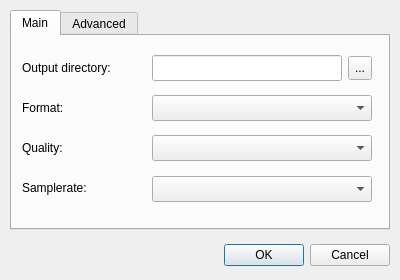
Above: src/settingsdialog.ui from Bleuzen/FFaudioConverter before the change. Below: the same form after it.
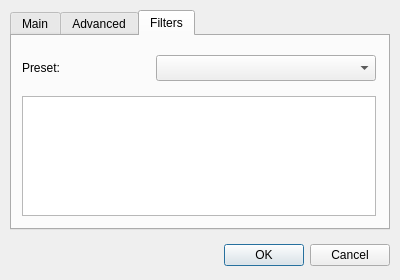
That is the form after the change. The open tabs and pages were chosen to show the change.

Commit message: added Filter tab to settings

```diff
--- a/src/settingsdialog.ui
+++ b/src/settingsdialog.ui
@@ -50,7 +50,7 @@
       <rect>
        <x>10</x>
        <y>20</y>
-       <width>120</width>
+       <width>130</width>
        <height>24</height>
       </rect>
      </property>
@@ -61,7 +61,7 @@
     <widget class="QLineEdit" name="lineEdit_OutputDirectory">
      <property name="geometry">
       <rect>
-       <x>140</x>
+       <x>144</x>
        <y>19</y>
        <width>190</width>
        <height>26</height>
@@ -73,7 +73,7 @@
       <rect>
        <x>10</x>
        <y>60</y>
-       <width>120</width>
+       <width>130</width>
        <height>24</height>
       </rect>
      </property>
@@ -84,7 +84,7 @@
     <widget class="QComboBox" name="comboBox_OutputFormat">
      <property name="geometry">
       <rect>
-       <x>140</x>
+       <x>144</x>
        <y>59</y>
        <width>220</width>
        <height>26</height>
@@ -96,7 +96,7 @@
       <rect>
        <x>10</x>
        <y>100</y>
-       <width>120</width>
+       <width>130</width>
        <height>24</height>
       </rect>
      </property>
@@ -107,7 +107,7 @@
     <widget class="QComboBox" name="comboBox_Quality">
      <property name="geometry">
       <rect>
-       <x>140</x>
+       <x>144</x>
        <y>99</y>
        <width>220</width>
        <height>26</height>
@@ -117,7 +117,7 @@
     <widget class="QComboBox" name="comboBox_OutputSamplerate">
      <property name="geometry">
       <rect>
-       <x>140</x>
+       <x>144</x>
        <y>140</y>
        <width>220</width>
        <height>26</height>
@@ -127,7 +127,7 @@
     <widget class="QToolButton" name="toolButton_SelectOutputDirectory">
      <property name="geometry">
       <rect>
-       <x>336</x>
+       <x>340</x>
        <y>20</y>
        <width>24</width>
        <height>24</height>
@@ -142,7 +142,7 @@
       <rect>
        <x>10</x>
        <y>140</y>
-       <width>120</width>
+       <width>130</width>
        <height>24</height>
       </rect>
      </property>
@@ -241,6 +241,44 @@
      </property>
     </widget>
    </widget>
+   <widget class="QWidget" name="tab_Filters">
+    <attribute name="title">
+     <string>Filters</string>
+    </attribute>
+    <widget class="QPlainTextEdit" name="plainTextEdit_Filters">
+     <property name="geometry">
+      <rect>
+       <x>10</x>
+       <y>60</y>
+       <width>354</width>
+       <height>120</height>
+      </rect>
+     </property>
+    </widget>
+    <widget class="QLabel" name="label_7">
+     <property name="geometry">
+      <rect>
+       <x>10</x>
+       <y>20</y>
+       <width>120</width>
+       <height>24</height>
+      </rect>
+     </property>
+     <property name="text">
+      <string>Preset:</string>
+     </property>
+    </widget>
+    <widget class="QComboBox" name="comboBox_FiltersPreset">
+     <property name="geometry">
+      <rect>
+       <x>144</x>
+       <y>19</y>
+       <width>220</width>
+       <height>26</height>
+      </rect>
+     </property>
+    </widget>
+   </widget>
   </widget>
  </widget>
  <resources/>
```
Left out of the diff: 6 changed lines with no effect on the pictures.
